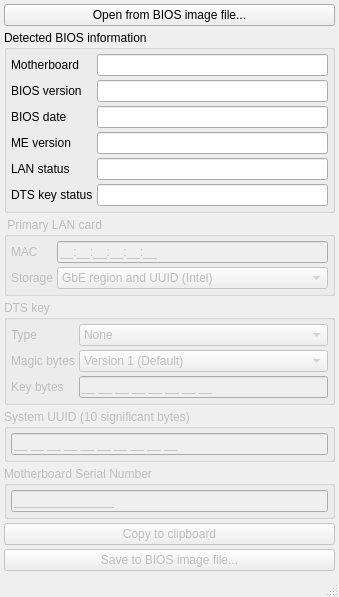
Before: the Qt Designer form fd44editor.ui in LongSoft/FD44Editor, drawn with Qt 5.
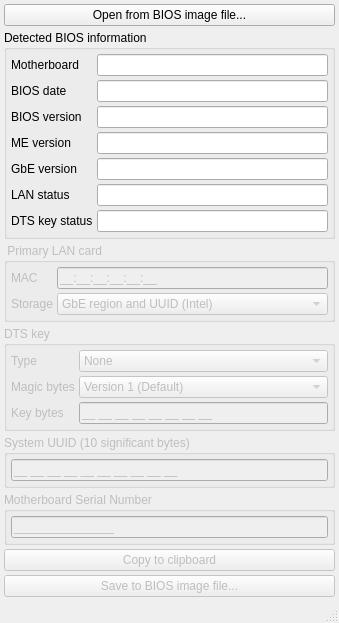
After: the same form once the commit is applied.

The edit to the form file:
```diff
--- a/fd44editor.ui
+++ b/fd44editor.ui
@@ -7,7 +7,7 @@
     <x>0</x>
     <y>0</y>
     <width>295</width>
-    <height>532</height>
+    <height>556</height>
    </rect>
   </property>
   <property name="sizePolicy">
@@ -76,29 +76,6 @@
         </widget>
        </item>
        <item row="1" column="0">
-        <widget class="QLabel" name="biosVersionLabel">
-         <property name="sizePolicy">
-          <sizepolicy hsizetype="Fixed" vsizetype="Preferred">
-           <horstretch>0</horstretch>
-           <verstretch>0</verstretch>
-          </sizepolicy>
-         </property>
-         <property name="text">
-          <string>BIOS version</string>
-         </property>
-        </widget>
-       </item>
-       <item row="1" column="1">
-        <widget class="QLineEdit" name="biosVersionEdit">
-         <property name="enabled">
-          <bool>true</bool>
-         </property>
-         <property name="readOnly">
-          <bool>true</bool>
-         </property>
-        </widget>
-       </item>
-       <item row="2" column="0">
         <widget class="QLabel" name="biosDateLabel">
          <property name="sizePolicy">
           <sizepolicy hsizetype="Fixed" vsizetype="Preferred">
@@ -111,7 +88,7 @@
          </property>
         </widget>
        </item>
-       <item row="2" column="1">
+       <item row="1" column="1">
         <widget class="QLineEdit" name="dateEdit">
          <property name="enabled">
           <bool>true</bool>
@@ -121,6 +98,29 @@
          </property>
         </widget>
        </item>
+       <item row="2" column="0">
+        <widget class="QLabel" name="biosVersionLabel">
+         <property name="sizePolicy">
+          <sizepolicy hsizetype="Fixed" vsizetype="Preferred">
+           <horstretch>0</horstretch>
+           <verstretch>0</verstretch>
+          </sizepolicy>
+         </property>
+         <property name="text">
+          <string>BIOS version</string>
+         </property>
+        </widget>
+       </item>
+       <item row="2" column="1">
+        <widget class="QLineEdit" name="biosVersionEdit">
+         <property name="enabled">
+          <bool>true</bool>
+         </property>
+         <property name="readOnly">
+          <bool>true</bool>
+         </property>
+        </widget>
+       </item>
        <item row="3" column="0">
         <widget class="QLabel" name="meVersionLabel">
          <property name="sizePolicy">
@@ -145,6 +145,29 @@
         </widget>
        </item>
        <item row="4" column="0">
+        <widget class="QLabel" name="gbeVersionLabel">
+         <property name="sizePolicy">
+          <sizepolicy hsizetype="Fixed" vsizetype="Preferred">
+           <horstretch>0</horstretch>
+           <verstretch>0</verstretch>
+          </sizepolicy>
+         </property>
+         <property name="text">
+          <string>GbE version</string>
+         </property>
+        </widget>
+       </item>
+       <item row="4" column="1">
+        <widget class="QLineEdit" name="gbeVersionEdit">
+         <property name="enabled">
+          <bool>true</bool>
+         </property>
+         <property name="readOnly">
+          <bool>true</bool>
+         </property>
+        </widget>
+       </item>
+       <item row="5" column="0">
         <widget class="QLabel" name="lanLabel">
          <property name="sizePolicy">
           <sizepolicy hsizetype="Fixed" vsizetype="Preferred">
@@ -157,7 +180,7 @@
          </property>
         </widget>
        </item>
-       <item row="4" column="1">
+       <item row="5" column="1">
         <widget class="QLineEdit" name="lanEdit">
          <property name="enabled">
           <bool>true</bool>
@@ -167,7 +190,7 @@
          </property>
         </widget>
        </item>
-       <item row="5" column="0">
+       <item row="6" column="0">
         <widget class="QLabel" name="dtsLabel">
          <property name="sizePolicy">
           <sizepolicy hsizetype="Fixed" vsizetype="Preferred">
@@ -180,7 +203,7 @@
          </property>
         </widget>
        </item>
-       <item row="5" column="1">
+       <item row="6" column="1">
         <widget class="QLineEdit" name="dtsEdit">
          <property name="enabled">
           <bool>true</bool>
```
Left out of the diff: 2 changed lines with no effect on the pictures.
